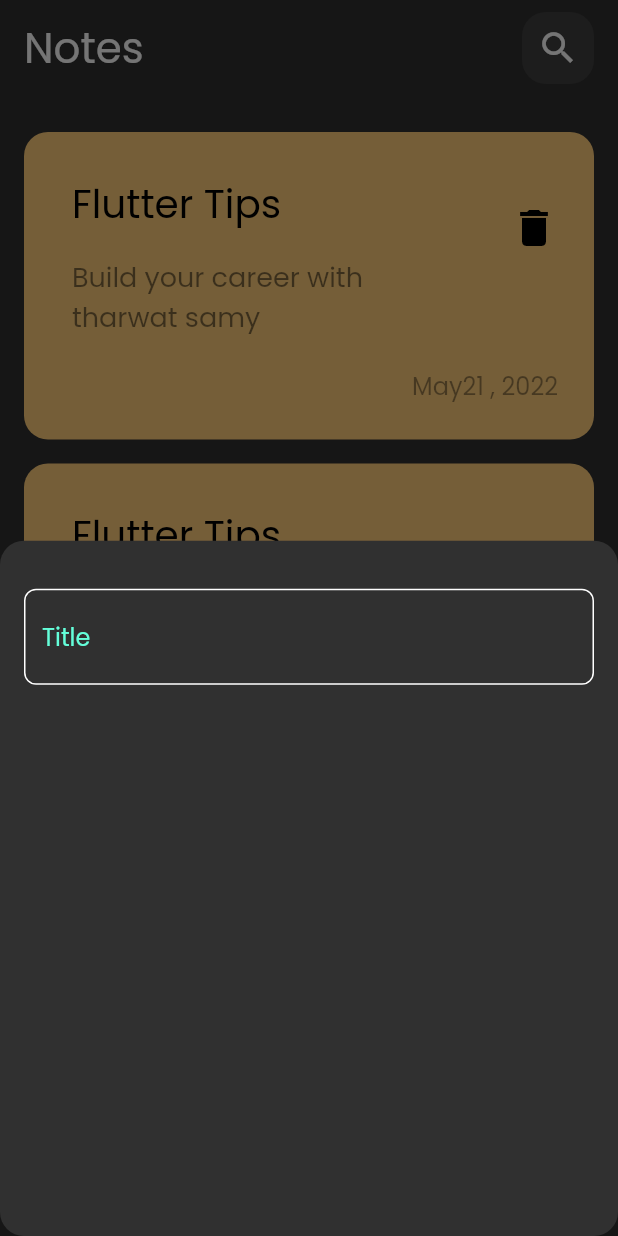
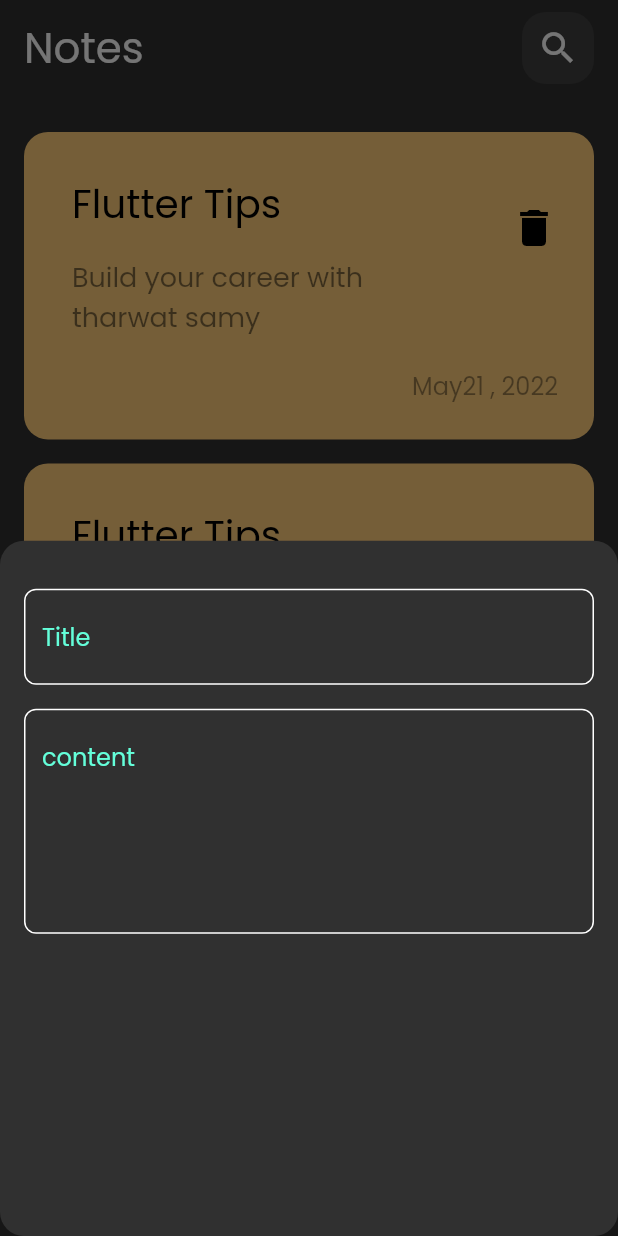
Before and after one commit to FakhrElddin/notes_app, a Flutter app: the screen it shows after launch, after a tap on the "add" icon, on a phone screen of 412 x 824 dp. Run offline on Flutter 3.47's test engine with Material 2 defaults, Android fonts, the phone set to English and light mode, and no system bars.

Commit message:
add fields to bottom sheet

```diff
--- a/lib/widgets/add_note_bottom_sheet.dart
+++ b/lib/widgets/add_note_bottom_sheet.dart
@@ -14,7 +14,16 @@ class AddNoteBottomSheet extends StatelessWidget {
           SizedBox(
             height: 32,
           ),
-          CustomTextField(),
+          CustomTextField(
+            hintText: 'Title',
+          ),
+          SizedBox(
+            height: 16,
+          ),
+          CustomTextField(
+            hintText: 'content',
+            maxLines: 5,
+          ),
         ],
       ),
     );
--- a/lib/widgets/custom_text_field.dart
+++ b/lib/widgets/custom_text_field.dart
@@ -2,14 +2,18 @@ import 'package:flutter/material.dart';
 import 'package:notes_app/constants.dart';
 
 class CustomTextField extends StatelessWidget {
-  const CustomTextField({super.key});
+  const CustomTextField({super.key, required this.hintText, this.maxLines = 1});
+
+  final String hintText;
+  final int maxLines;
 
   @override
   Widget build(BuildContext context) {
     return TextField(
       cursorColor: kPrimaryColor,
+      maxLines: maxLines,
       decoration: InputDecoration(
-        hintText: 'Title',
+        hintText: hintText,
         hintStyle: const TextStyle(
           color: kPrimaryColor,
         ),
```
